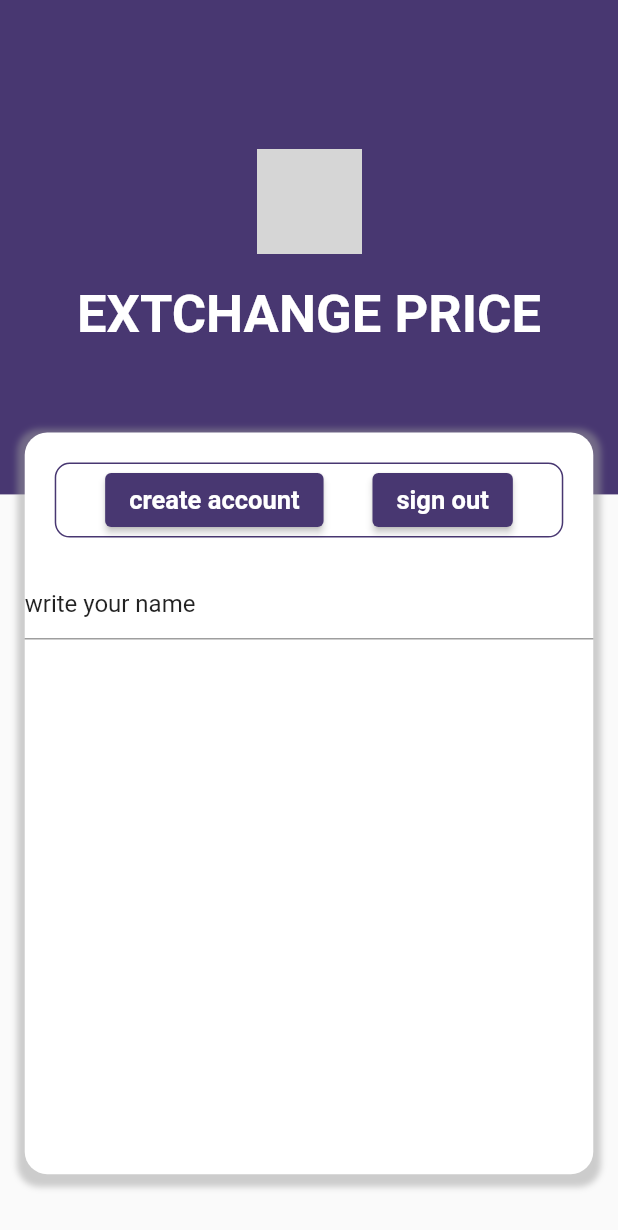
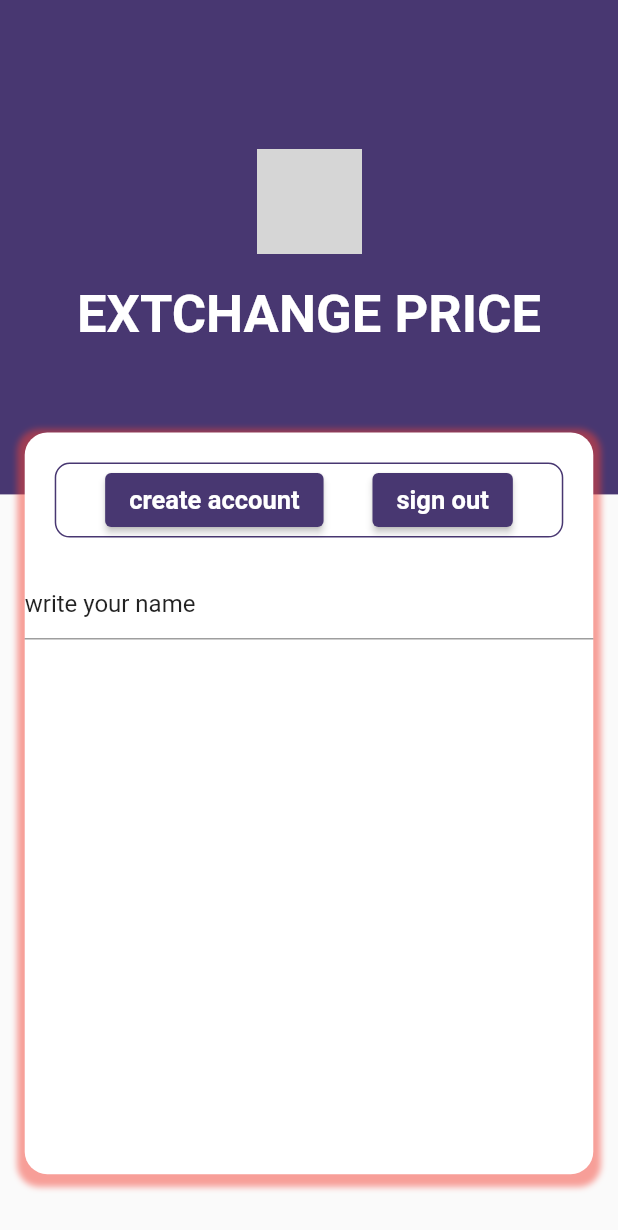
Before and after one commit to AsemSoft/exchange-price, a Flutter app: the screen it shows after launch, on a phone screen of 412 x 824 dp. Shown: the top 1230 px of the screen. Run offline on Flutter 3.47's test engine with Material 2 defaults, Android fonts, the phone set to English and light mode, and no system bars; our stand-ins replace get; grey boxes are pictures that could not be loaded.

Commit message:
sina update

```diff
--- a/lib/view/login_screen.dart
+++ b/lib/view/login_screen.dart
@@ -52,7 +52,7 @@ class LoginScreen extends StatelessWidget {
                 borderRadius: const BorderRadius.all(Radius.circular(15)),
                 boxShadow: [
                   BoxShadow(
-                      color: Colors.grey.withOpacity(0.5),
+                      color: Colors.red.withOpacity(0.5),
                       spreadRadius: 5,
                       blurRadius: 3,
                       offset: const Offset(0, 3)),
@@ -82,7 +82,8 @@ class LoginScreen extends StatelessWidget {
                           ),
                           child: const Text(
                             'create account',
-                            style: TextStyle(fontWeight: FontWeight.bold,fontSize: 17),
+                            style: TextStyle(
+                                fontWeight: FontWeight.bold, fontSize: 17),
                           ),
                         ),
                         ElevatedButton(
@@ -92,7 +93,8 @@ class LoginScreen extends StatelessWidget {
                                   AppColores.primaryColor)),
                           child: const Text(
                             'sign out',
-                            style: TextStyle(fontWeight: FontWeight.bold,fontSize: 17),
+                            style: TextStyle(
+                                fontWeight: FontWeight.bold, fontSize: 17),
                           ),
                         ),
                       ],
```
